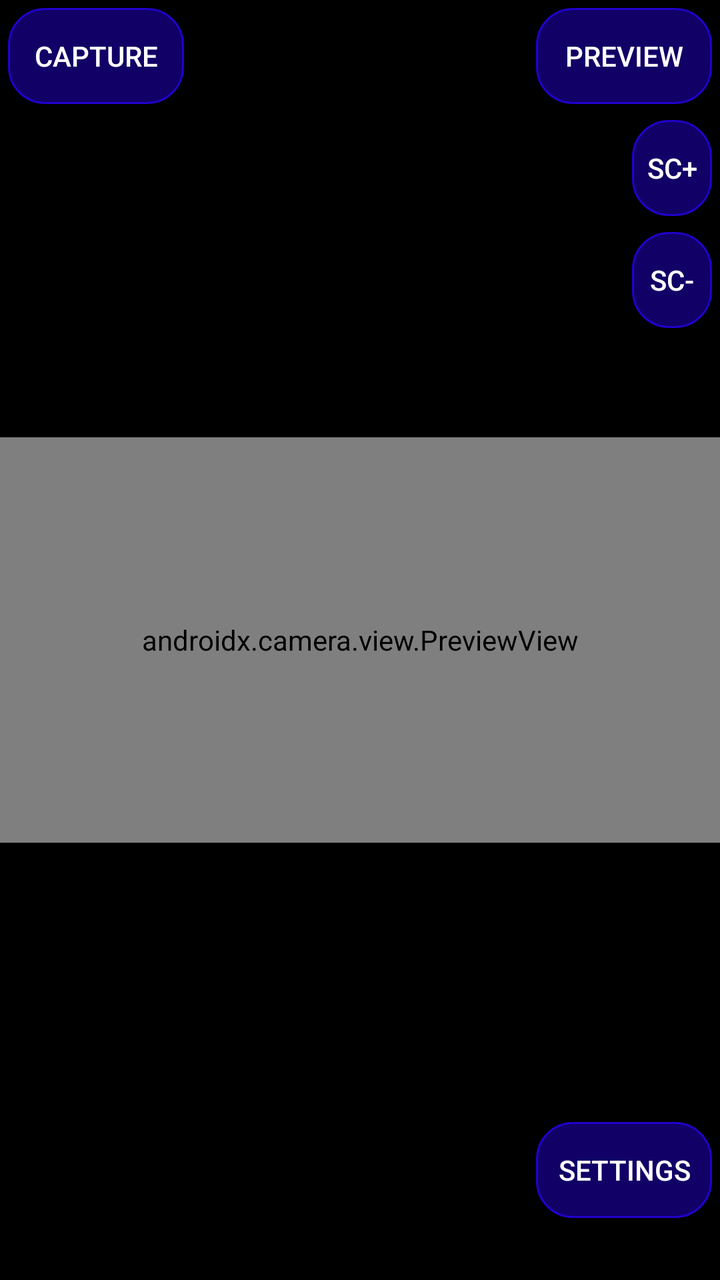
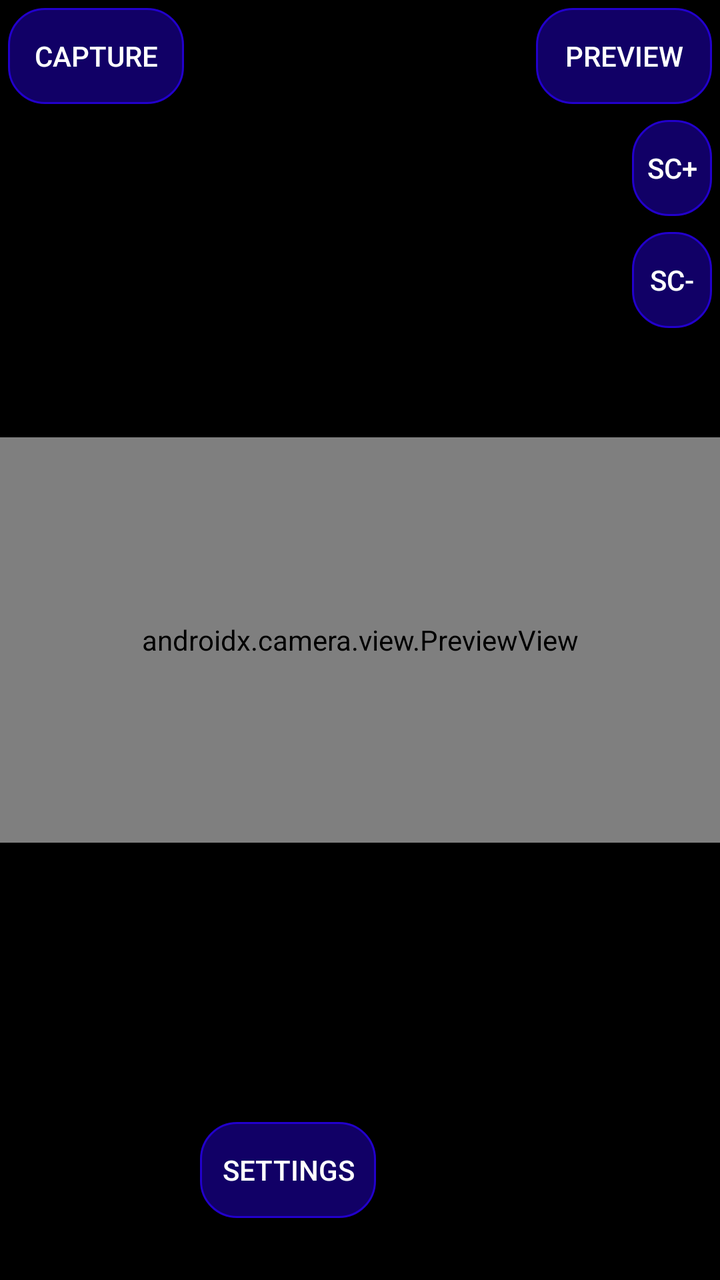

Before-and-after screenshots of an Android layout around one commit, followed by the original layout XML and the change that was made.
<!-- AndroidManifest.xml: application theme Theme.AppCompat.Light.NoActionBar -->
<!-- res/layout/activity_main.xml -->
<androidx.constraintlayout.widget.ConstraintLayout xmlns:android="http://schemas.android.com/apk/res/android"
    xmlns:app="http://schemas.android.com/apk/res-auto"
    xmlns:tools="http://schemas.android.com/tools"
    android:layout_width="match_parent"
    android:layout_height="match_parent"
    android:background="@color/black">

    <androidx.camera.view.PreviewView
        android:id="@+id/previewView"
        android:layout_width="0dp"
        android:layout_height="0dp"
        app:layout_constraintBottom_toBottomOf="parent"
        app:layout_constraintDimensionRatio="16:9"
        app:layout_constraintEnd_toEndOf="parent"
        app:layout_constraintStart_toStartOf="parent"
        app:layout_constraintTop_toTopOf="parent">

    </androidx.camera.view.PreviewView>

    <ImageView
        android:id="@+id/onionSkinView"
        android:layout_width="match_parent"
        android:layout_height="match_parent"
        android:alpha="0.4"
        android:contentDescription="@string/onion_skin"
        android:scaleType="fitCenter"
        android:visibility="visible" />

    <GridLayout
        android:id="@+id/gridLayout"
        android:layout_width="match_parent"
        android:layout_height="match_parent"
        android:columnCount="6"
        android:rowCount="6"
        android:useDefaultMargins="true">

        <Button
            android:id="@+id/captureButton"
            android:layout_row="0"
            android:layout_column="0"
            android:background="@drawable/rounded"
            android:textColor="@android:color/white"
            android:text="@string/capture_frame" />

        <Button
            android:id="@+id/previewButton"
            android:layout_row="0"
            android:layout_column="5"
            android:layout_gravity="end"
            android:background="@drawable/rounded"
            android:textColor="@android:color/white"
            android:text="Preview" />

        <Button
            android:id="@+id/upFolder"
            android:layout_row="2"
            android:layout_column="5"
            android:layout_width="40dp"
            android:layout_gravity="end"
            android:background="@drawable/rounded"
            android:textColor="@android:color/white"
            android:text="Sc+" />

        <Button
            android:id="@+id/downFolder"
            android:layout_row="3"
            android:layout_column="5"
            android:layout_width="40dp"
            android:layout_gravity="end"
            android:background="@drawable/rounded"
            android:textColor="@android:color/white"
            android:text="Sc-" />

        <Button
            android:id="@+id/settingsButton"
            android:layout_row="5"
            android:layout_column="5"
            android:background="@drawable/rounded"
            android:textColor="@android:color/white"
            android:text="Settings" />

        <TextView
            android:id="@+id/label"
            android:layout_columnSpan="6"
            android:layout_row="5"
            android:background="#88FFFFFF"
            android:textColor="@color/black" />
    </GridLayout>


</androidx.constraintlayout.widget.ConstraintLayout>
<!-- resources referenced by this layout -->
<resources>
  <color name="black">#FF000000</color>
  <!-- drawable rounded (drawable) -->
  <shape xmlns:android="http://schemas.android.com/apk/res/android">
      <solid android:color="#110066"/>
      <corners android:radius="18dp"/>
      <stroke android:width="1dp" android:color="#2200cc"/>
  </shape>
  <string name="capture_frame">Capture</string>
  <string name="onion_skin">onion skin</string>
</resources>

<!-- the commit's change to res/layout/activity_main.xml (unified diff, before → after) -->
@@ -81,7 +81,7 @@
 
         <TextView
             android:id="@+id/label"
-            android:layout_columnSpan="6"
+            android:layout_columnSpan="5"
             android:layout_row="5"
             android:background="#88FFFFFF"
             android:textColor="@color/black" />
